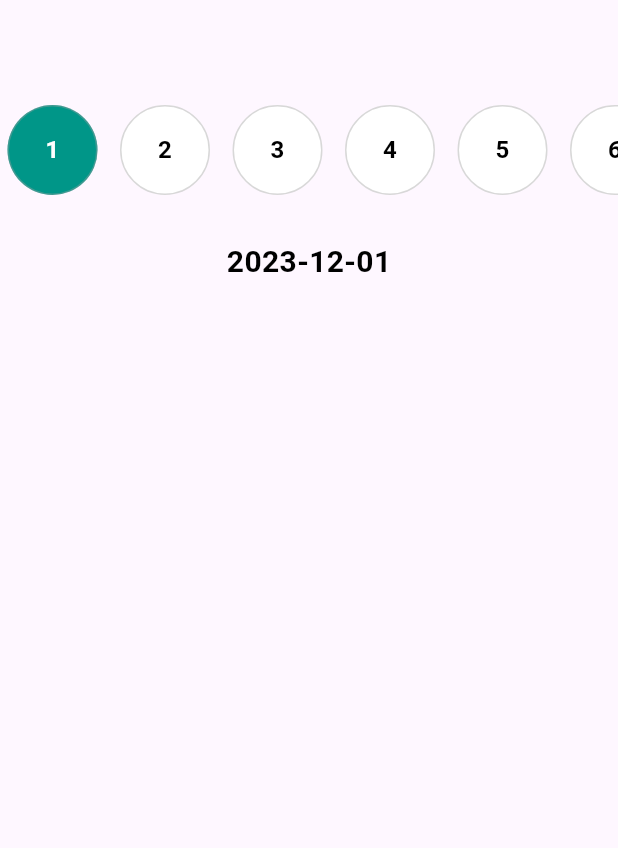
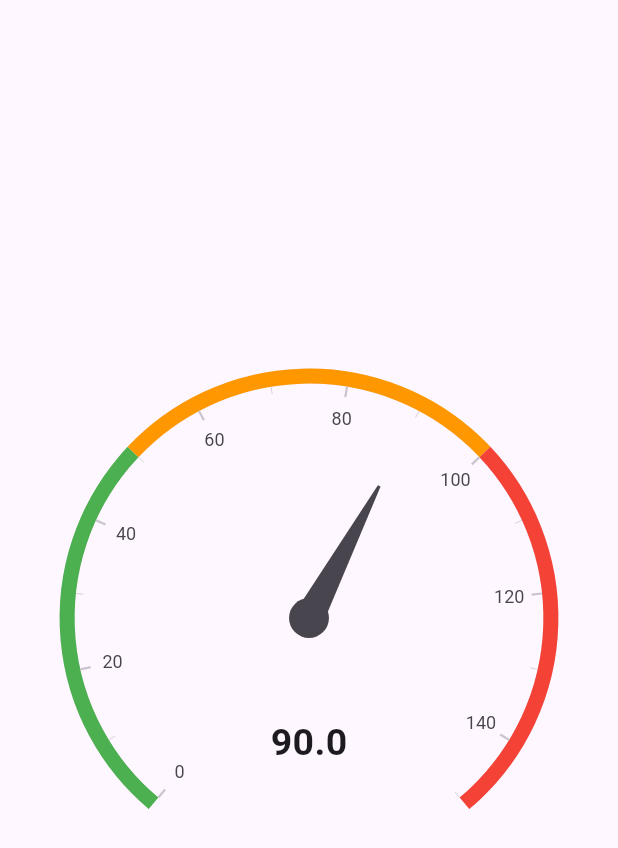
Before and after one commit to Mohamed-Yassien/test-ui-advanced, a Flutter app: the screen it shows after launch, on a phone screen of 412 x 824 dp. Shown: the top 848 px of the screen. Run offline on Flutter 3.47's test engine with Material 3 defaults, Android fonts, the phone set to English and light mode, and no system bars; drawn by our look-alikes of syncfusion_flutter_gauges; our stand-ins replace firebase_core; accounts and stored records are empty.

```diff
--- a/lib/home_screen.dart
+++ b/lib/home_screen.dart
@@ -8,15 +8,27 @@ class HomeScreen extends StatefulWidget {
   State<HomeScreen> createState() => _HomeScreenState();
 }
 
-class _HomeScreenState extends State<HomeScreen> {
+class _HomeScreenState extends State<HomeScreen>
+    with SingleTickerProviderStateMixin {
   int numberOfDays = 0;
   int currentIndex = 0;
+
+  double progressValue = 1;
+  // late Animation<double> animation;
+  // late AnimationController controller;
 
   DateTime? selectedDate;
 
   @override
   void initState() {
     super.initState();
+    // controller =
+    //     AnimationController(duration: const Duration(seconds: 2), vsync: this);
+    // animation = Tween<double>(begin: 0, end: 1).animate(controller)
+    //   ..addListener(() {
+    //     setState(() {});
+    //   });
+    // controller.forward();
     var res = getDaysInMonth(DateTime.now().year, DateTime.now().month);
     debugPrint("res is $res");
   }
@@ -123,7 +135,7 @@ class _HomeScreenState extends State<HomeScreen> {
               ),
             ),
           ),
-        ],
+  ],
       ),
     );
   }
--- a/lib/main.dart
+++ b/lib/main.dart
@@ -1,5 +1,5 @@
 import 'package:flutter/material.dart';
-import 'package:test_ui/home_screen.dart';
+import 'package:test_ui/second_screen.dart';
 
 void main() {
   runApp(const MyApp());
@@ -14,7 +14,7 @@ class MyApp extends StatelessWidget {
       debugShowCheckedModeBanner: false,
       theme: ThemeData(useMaterial3: true),
       themeMode: ThemeMode.dark,
-      home: const HomeScreen(),
+      home: const SecondScreen(),
     );
   }
 }
--- /dev/null
+++ b/lib/second_screen.dart
@@ -0,0 +1,70 @@
+import 'package:flutter/material.dart';
+import 'package:syncfusion_flutter_gauges/gauges.dart';
+
+class SecondScreen extends StatefulWidget {
+  const SecondScreen({super.key});
+
+  @override
+  State<SecondScreen> createState() => _SecondScreenState();
+}
+
+class _SecondScreenState extends State<SecondScreen> {
+  @override
+  Widget build(BuildContext context) {
+    return Scaffold(
+      body: Padding(
+        padding: const EdgeInsets.all(25.0),
+        child: Column(
+          mainAxisAlignment: MainAxisAlignment.center,
+          children: [
+            Center(
+              child: SfRadialGauge(
+                axes: <RadialAxis>[
+                  RadialAxis(
+                    minimum: 0,
+                    maximum: 150,
+                    ranges: <GaugeRange>[
+                      GaugeRange(
+                        startValue: 0,
+                        endValue: 50,
+                        color: Colors.green,
+                      ),
+                      GaugeRange(
+                        startValue: 50,
+                        endValue: 100,
+                        color: Colors.orange,
+                      ),
+                      GaugeRange(
+                        startValue: 100,
+                        endValue: 150,
+                        color: Colors.red,
+                      )
+                    ],
+                    pointers: const <GaugePointer>[
+                      NeedlePointer(
+                        value: 90,
+                      ),
+                    ],
+                    annotations: const <GaugeAnnotation>[
+                      GaugeAnnotation(
+                        widget: Text(
+                          '90.0',
+                          style: TextStyle(
+                            fontSize: 25,
+                            fontWeight: FontWeight.bold,
+                          ),
+                        ),
+                        angle: 90,
+                        positionFactor: 0.5,
+                      )
+                    ],
+                  )
+                ],
+              ),
+            ),
+          ],
+        ),
+      ),
+    );
+  }
+}
--- a/pubspec.yaml
+++ b/pubspec.yaml
@@ -37,6 +37,7 @@ dependencies:
   cupertino_icons: ^1.0.2
   firebase_core: ^2.24.2
   intl: ^0.19.0
+  syncfusion_flutter_gauges:
 
 dev_dependencies:
   flutter_test:
```
Also changed, not shown: pubspec.lock.
